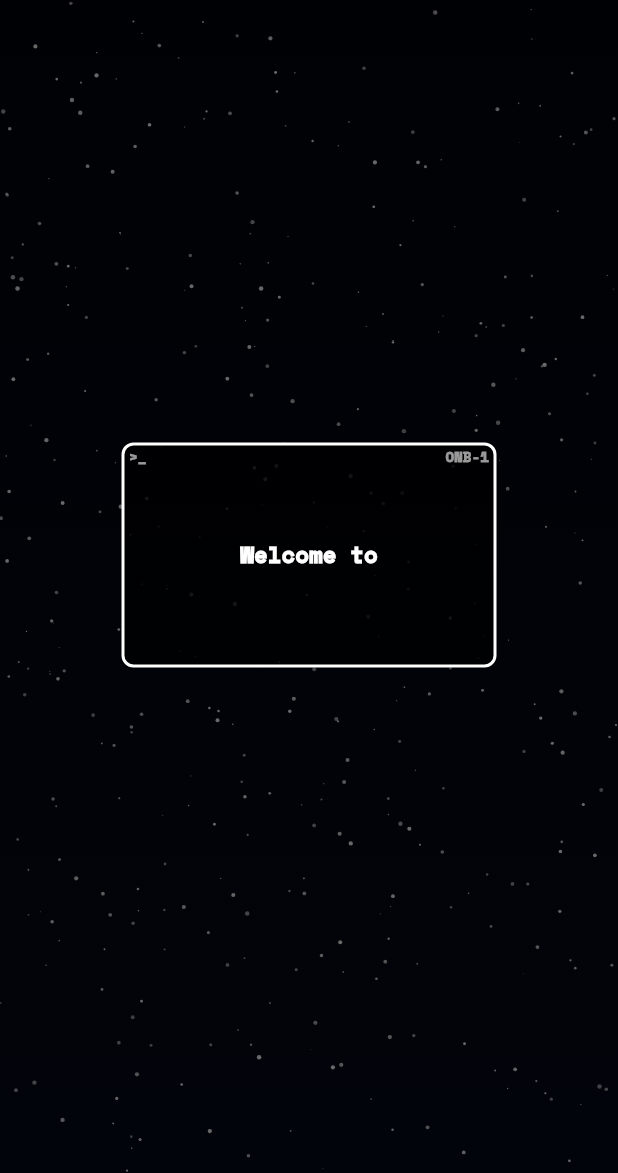
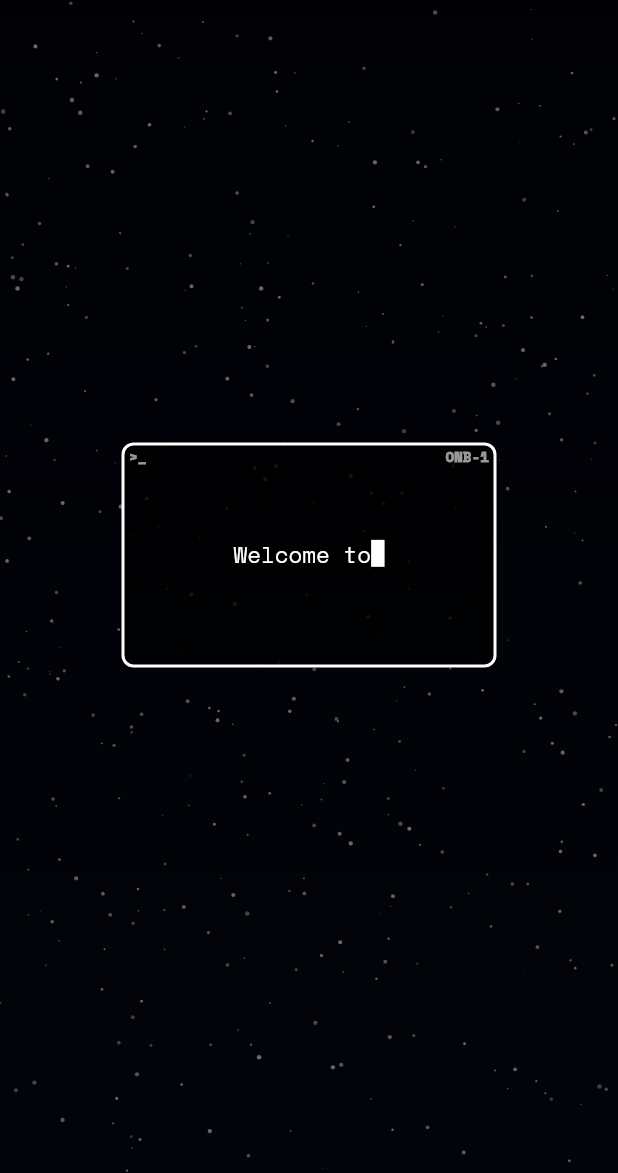
Before and after one commit to Mthieu44/spacex-app, a Flutter app: the first screen one second after launch, on a phone screen of 412 x 824 dp, the part 63-1236 px from its top. Run offline on Flutter 3.47's test engine with Material 3 defaults, Android fonts, the phone set to English and light mode, and no system bars; our stand-ins replace flutter_bloc, google_fonts, hydrated_bloc, shared_preferences, shimmer; network calls fail.

Commit message:
cursor in onboarding

```diff
--- a/lib/ui/widgets/onboarding_bubble.widget.dart
+++ b/lib/ui/widgets/onboarding_bubble.widget.dart
@@ -96,15 +96,38 @@ class _OnboardingBubbleWidgetState extends State<OnboardingBubbleWidget> with Ti
                         final progress = _typewriterController.value;
                         final charCount = (progress * fullText.length).clamp(0, fullText.length).toInt();
                         final displayedText = fullText.substring(0, charCount);
+                        late double cursorOpacity;
+                        if (progress < 1.0) {
+                          cursorOpacity = 1.0;
+                        } else if (_animationController.value <= 0.25 || (_animationController.value > 0.5 && _animationController.value <= 0.75)) {
+                          cursorOpacity = 1.0;
+                        } else {
+                          cursorOpacity = 0.0;
+                        }
 
-                        return Text(
-                          displayedText,
-                          style: GoogleFonts.spaceMono(
-                            color: Colors.white,
-                            fontSize: 15,
-                            decoration: TextDecoration.none,
-                          ),
+                        return RichText(
                           textAlign: TextAlign.center,
+                          text: TextSpan(
+                            style: GoogleFonts.spaceMono(
+                              color: Colors.white,
+                              fontSize: 15,
+                              decoration: TextDecoration.none,
+                            ),
+                            children: [
+                              TextSpan(text: displayedText),
+                              WidgetSpan(
+                                alignment: PlaceholderAlignment.middle,
+                                child: Opacity(
+                                  opacity: cursorOpacity,
+                                  child: Container(
+                                    width: 9,
+                                    height: 18,
+                                    color: Colors.white,
+                                  ),
+                                )
+                              )
+                            ]
+                          )
                         );
                       }
                     )
```
